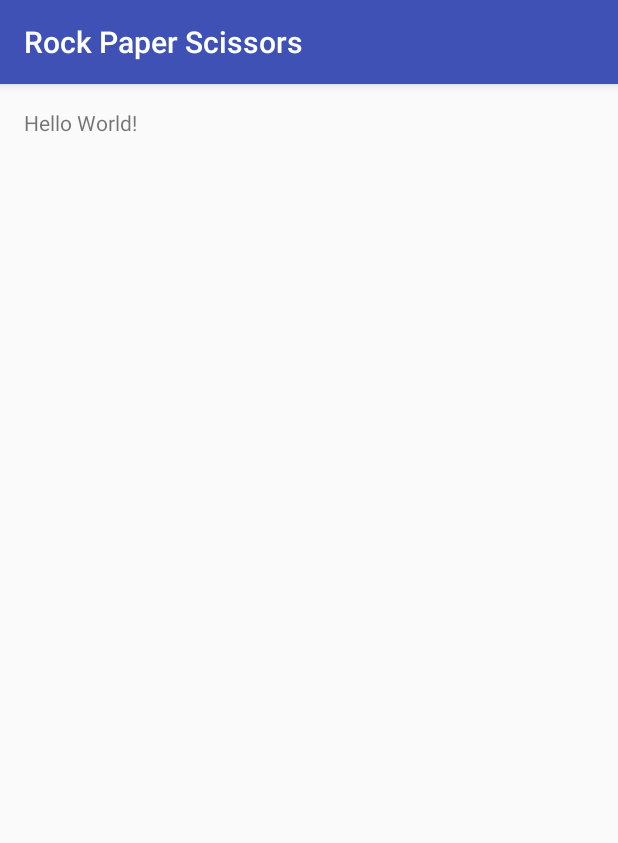
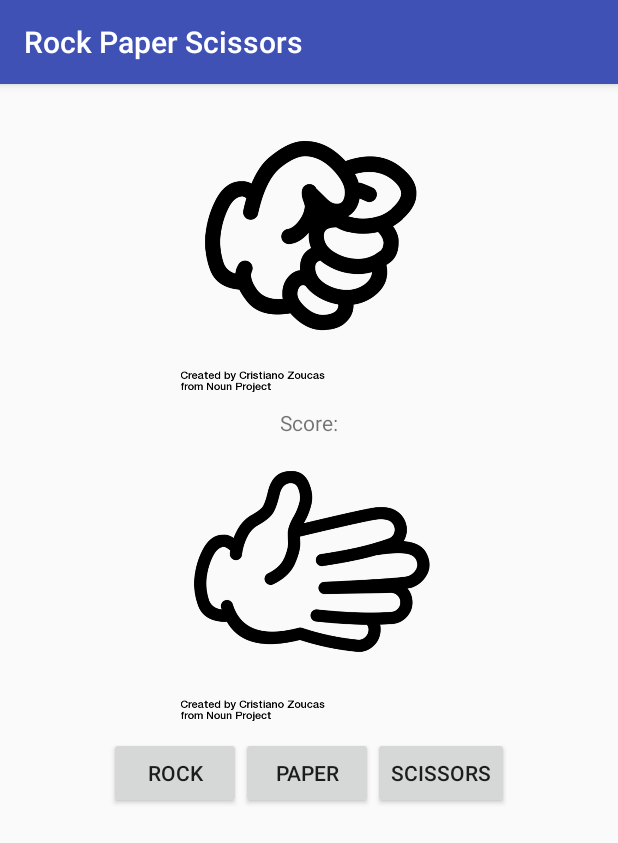
Before and after one commit to joanna-chen/techyon-android-workshop, an Android app: the screen it shows after launch (MainActivity), on a phone screen of 412 x 824 dp. Shown: the top 843 px of the screen. Run offline under Robolectric (Android 15) with nearby library versions, the phone set to English and light mode, and no system bars.

Commit message:
general layout of all the ui elements

```diff
--- a/1/app/src/main/java/android_workshop/techyon/rockpaperscissors/MainActivity.java
+++ b/1/app/src/main/java/android_workshop/techyon/rockpaperscissors/MainActivity.java
@@ -1,14 +1,37 @@
 package android_workshop.techyon.rockpaperscissors;
 
+import android.os.Bundle;
 import android.support.v7.app.AppCompatActivity;
-import android.os.Bundle;
+import android.widget.Button;
+import android.widget.ImageView;
+import android.widget.TextView;
 
 public class MainActivity extends AppCompatActivity {
+    ImageView computerHand;
+    ImageView userHand;
+    TextView scoreText;
+    Button rockButton;
+    Button paperButton;
+    Button scissorsButton;
 
     @Override
     protected void onCreate(Bundle savedInstanceState) {
         super.onCreate(savedInstanceState);
         setContentView(R.layout.activity_main);
+
+        computerHand = (ImageView) findViewById(R.id.computer_hand);
+        userHand = (ImageView) findViewById(R.id.user_hand);
+        scoreText = (TextView) findViewById(R.id.score);
+        rockButton = (Button) findViewById(R.id.rock_button);
+        paperButton = (Button) findViewById(R.id.paper_button);
+        scissorsButton = (Button) findViewById(R.id.scissors_button);
+
+        computerHand.setImageResource(R.drawable.rock);
+        userHand.setImageResource(R.drawable.paper);
+        scoreText.setText("Score:");
+        rockButton.setText("rock");
+        paperButton.setText("paper");
+        scissorsButton.setText("scissors");
     }
 
 
--- a/1/app/src/main/res/layout/activity_main.xml
+++ b/1/app/src/main/res/layout/activity_main.xml
@@ -1,6 +1,7 @@
 <?xml version="1.0" encoding="utf-8"?>
-<RelativeLayout xmlns:android="http://schemas.android.com/apk/res/android"
+<LinearLayout xmlns:android="http://schemas.android.com/apk/res/android"
     xmlns:tools="http://schemas.android.com/tools"
+    android:orientation="vertical"
     android:id="@+id/activity_main"
     android:layout_width="match_parent"
     android:layout_height="match_parent"
@@ -10,8 +11,42 @@
     android:paddingTop="@dimen/activity_vertical_margin"
     tools:context="android_workshop.techyon.rockpaperscissors.MainActivity">
 
+    <ImageView
+        android:id="@+id/computer_hand"
+        android:layout_gravity="center"
+        android:layout_width="@dimen/image_side_length"
+        android:layout_height="@dimen/image_side_length" />
     <TextView
+        android:id="@+id/score"
+        android:layout_gravity="center"
         android:layout_width="wrap_content"
-        android:layout_height="wrap_content"
-        android:text="Hello World!" />
-</RelativeLayout>
+        android:layout_height="wrap_content" />
+    <ImageView
+        android:id="@+id/user_hand"
+        android:layout_gravity="center"
+        android:layout_width="@dimen/image_side_length"
+        android:layout_height="@dimen/image_side_length" />
+
+    <LinearLayout
+        android:id="@+id/control_buttons"
+        android:orientation="horizontal"
+        android:layout_gravity="center_horizontal"
+        android:layout_width="wrap_content"
+        android:layout_height="wrap_content">
+        <Button
+            android:id="@+id/rock_button"
+            android:layout_width="wrap_content"
+            android:layout_height="wrap_content"
+            />
+        <Button
+            android:id="@+id/paper_button"
+            android:layout_width="wrap_content"
+            android:layout_height="wrap_content"
+            />
+        <Button
+            android:id="@+id/scissors_button"
+            android:layout_width="wrap_content"
+            android:layout_height="wrap_content"
+            />
+    </LinearLayout>
+</LinearLayout>
--- a/1/app/src/main/res/values/dimens.xml
+++ b/1/app/src/main/res/values/dimens.xml
@@ -2,4 +2,5 @@
     <!-- Default screen margins, per the Android Design guidelines. -->
     <dimen name="activity_horizontal_margin">16dp</dimen>
     <dimen name="activity_vertical_margin">16dp</dimen>
+    <dimen name="image_side_length">200dp</dimen>
 </resources>
```
Also changed, not shown: 1/app/src/main/res/drawable/paper.png (added), 1/app/src/main/res/drawable/rock.png (added), 1/app/src/main/res/drawable/scissors.png (added).
